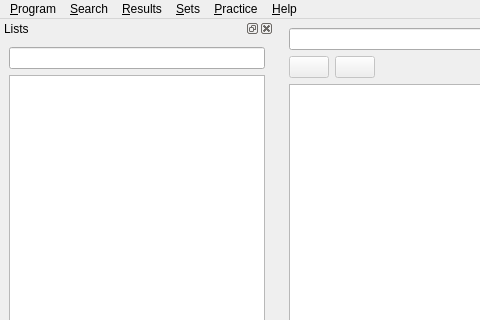
Gnurou/tagainijisho, file src/gui/MainWindow.ui: the form before one commit; both pictures show x 0 to 480 and y 0 to 320 of the 805 by 671 pixel window.
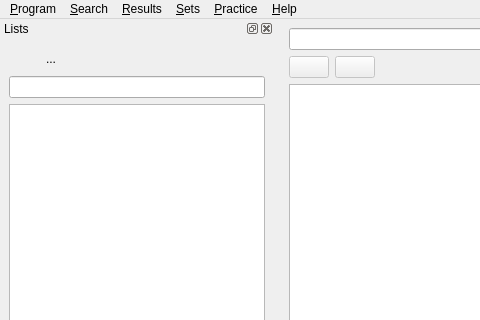
The form after the commit. Icons and pictures are not drawn. Custom widgets are drawn as their Qt base class.

Commit message: List starting to work.

```diff
--- a/src/gui/MainWindow.ui
+++ b/src/gui/MainWindow.ui
@@ -255,6 +255,57 @@
    </attribute>
    <widget class="QWidget" name="dockWidgetContents">
     <layout class="QVBoxLayout" name="verticalLayout_2">
+     <item>
+      <layout class="QHBoxLayout" name="horizontalLayout">
+       <item>
+        <widget class="QToolButton" name="newListButton">
+         <property name="toolTip">
+          <string>Create a new list</string>
+         </property>
+         <property name="text">
+          <string/>
+         </property>
+         <property name="icon">
+          <iconset resource="../../tagainijisho.qrc">
+           <normaloff>:/images/icons/document-new.png</normaloff>:/images/icons/document-new.png</iconset>
+         </property>
+         <property name="autoRaise">
+          <bool>true</bool>
+         </property>
+        </widget>
+       </item>
+       <item>
+        <widget class="QToolButton" name="deleteListButton">
+         <property name="toolTip">
+          <string>Delete currently selected list</string>
+         </property>
+         <property name="text">
+          <string>...</string>
+         </property>
+         <property name="icon">
+          <iconset resource="../../tagainijisho.qrc">
+           <normaloff>:/images/icons/delete.png</normaloff>:/images/icons/delete.png</iconset>
+         </property>
+         <property name="autoRaise">
+          <bool>true</bool>
+         </property>
+        </widget>
+       </item>
+       <item>
+        <spacer name="horizontalSpacer">
+         <property name="orientation">
+          <enum>Qt::Horizontal</enum>
+         </property>
+         <property name="sizeHint" stdset="0">
+          <size>
+           <width>40</width>
+           <height>20</height>
+          </size>
+         </property>
+        </spacer>
+       </item>
+      </layout>
+     </item>
      <item>
       <widget class="QLineEdit" name="listFilter"/>
      </item>
```
Left out of the diff: 48 changed lines with no effect on the pictures. The commit also changes 11 other files.
